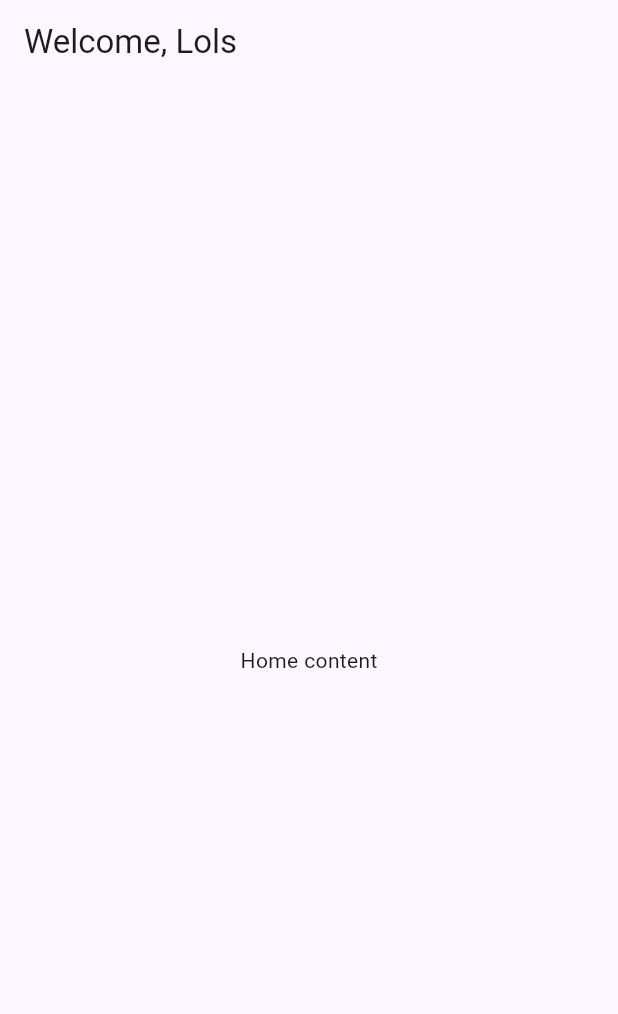
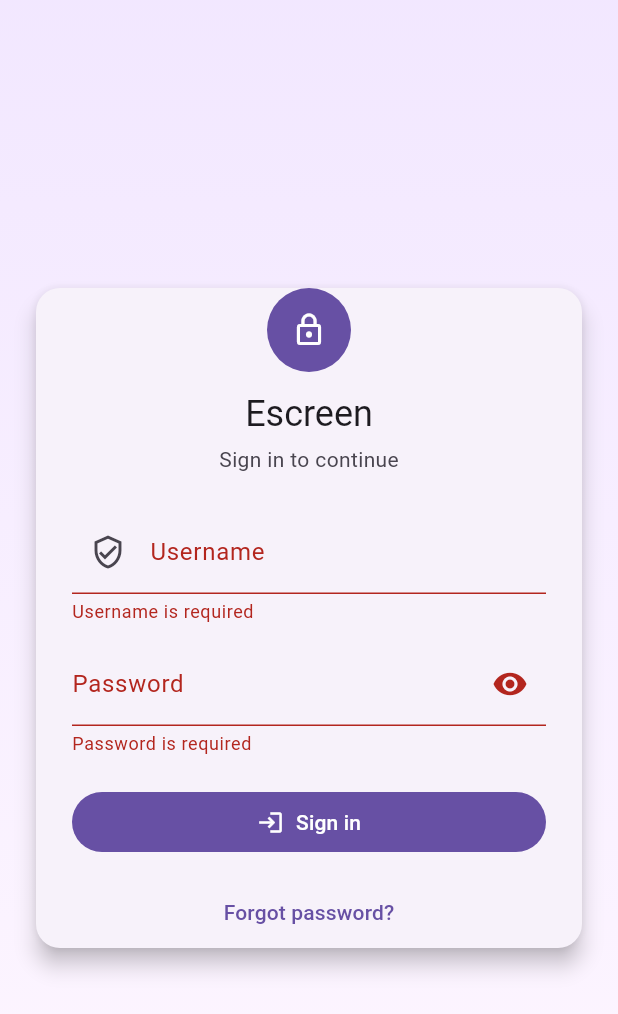
Before and after one commit to abbott-es/Escreen-mobile, a Flutter app: the screen it shows after launch, on a phone screen of 412 x 824 dp. Shown: the top 1014 px of the screen. Run offline on Flutter 3.47's test engine with Material 3 defaults, Android fonts, the phone set to English and light mode, and no system bars; our stand-ins replace dio, flutter_secure_storage, pretty_dio_logger.

Commit message:
@escreen-mobile #Create login screen ft app button

```diff
--- /dev/null
+++ b/lib/components/buttons/app_button.dart
@@ -0,0 +1,216 @@
+import 'dart:async';
+import 'package:flutter/material.dart';
+
+enum AppButtonVariant { filled, tonal, outlined, text }
+
+enum AppButtonSize { sm, md, lg }
+
+class AppButton extends StatefulWidget {
+  const AppButton({
+    super.key,
+    required this.label,
+    this.variant = AppButtonVariant.filled,
+    this.size = AppButtonSize.md,
+    this.fullWidth = false,
+    this.icon,
+    this.trailingIcon,
+    this.onPressed,
+    this.onPressedAsync,
+    this.loading,
+    this.disabled = false,
+    this.tooltip,
+    this.autofocus = false,
+    this.focusNode,
+    this.borderRadius,
+    this.throttle = const Duration(milliseconds: 800),
+    this.enableHaptics = true,
+    this.backgroundColor,
+    this.foregroundColor,
+    this.elevation,
+  });
+
+  final String label;
+  final AppButtonVariant variant;
+  final AppButtonSize size;
+  final bool fullWidth;
+  final Widget? icon;
+  final Widget? trailingIcon;
+  final VoidCallback? onPressed;
+  final Future<void> Function()? onPressedAsync;
+  final bool? loading;
+  final bool disabled;
+  final String? tooltip;
+  final bool autofocus;
+  final FocusNode? focusNode;
+  final BorderRadius? borderRadius;
+  final Duration throttle;
+  final bool enableHaptics;
+  final Color? backgroundColor;
+  final Color? foregroundColor;
+  final double? elevation;
+
+  @override
+  State<AppButton> createState() => _AppButtonState();
+}
+
+class _AppButtonState extends State<AppButton> {
+  bool _internalLoading = false;
+  DateTime _lastTap = DateTime.fromMicrosecondsSinceEpoch(0);
+
+  bool get _isBusy => (widget.loading ?? _internalLoading);
+  bool get _isDisabled =>
+      widget.disabled ||
+      _isBusy ||
+      (widget.onPressed == null && widget.onPressedAsync == null);
+
+  Future<void> _handlePress() async {
+    if (_isDisabled) return;
+
+    final now = DateTime.now();
+    if (now.difference(_lastTap) < widget.throttle) return;
+    _lastTap = now;
+
+    if (widget.enableHaptics) {
+      setState(() => _internalLoading = true);
+      try {
+        await widget.onPressedAsync!.call();
+      } finally {
+        if (mounted) setState(() => _internalLoading = false);
+      }
+    } else {
+      widget.onPressed?.call();
+    }
+  }
+
+  @override
+  Widget build(BuildContext context) {
+    final theme = Theme.of(context);
+    final scheme = theme.colorScheme;
+
+    final (padV, padH, textStyle) = switch (widget.size) {
+      AppButtonSize.sm => (10.0, 14.0, theme.textTheme.labelSmall),
+      AppButtonSize.md => (14.0, 18.0, theme.textTheme.labelMedium),
+      AppButtonSize.lg => (14.0, 18.0, theme.textTheme.labelLarge),
+    };
+
+    final radius = widget.borderRadius ?? BorderRadius.circular(12);
+
+    final (
+      ButtonStyleButton Function({
+        Key? key,
+        required VoidCallback? onPressed,
+        required Widget child,
+      })
+      ctor,
+      ButtonStyle baseStyle,
+    ) = switch (widget.variant) {
+      AppButtonVariant.filled => (
+        ({key, onPressed, required child}) =>
+            FilledButton(onPressed: onPressed, child: child),
+        FilledButton.styleFrom(
+          elevation: widget.elevation,
+          backgroundColor: widget.backgroundColor ?? scheme.primary,
+          foregroundColor: widget.foregroundColor ?? scheme.onPrimary,
+          padding: EdgeInsets.symmetric(vertical: padV, horizontal: padH),
+          textStyle: textStyle,
+          shape: RoundedRectangleBorder(borderRadius: radius),
+        ),
+      ),
+
+      AppButtonVariant.tonal => (
+        ({key, onPressed, required child}) =>
+            FilledButton.tonal(key: key, onPressed: onPressed, child: child),
+        FilledButton.styleFrom(
+          elevation: widget.elevation ?? 0,
+          backgroundColor: widget.backgroundColor ?? scheme.secondaryContainer,
+          foregroundColor:
+              widget.foregroundColor ?? scheme.onSecondaryContainer,
+          padding: EdgeInsets.symmetric(vertical: padV, horizontal: padH),
+          textStyle: textStyle,
+          shape: RoundedRectangleBorder(borderRadius: radius),
+        ),
+      ),
+      AppButtonVariant.outlined => (
+        ({key, onPressed, required child}) =>
+            OutlinedButton(key: key, onPressed: onPressed, child: child),
+        OutlinedButton.styleFrom(
+          side: BorderSide(
+            color: (widget.foregroundColor ?? scheme.primary).withOpacity(0.6),
+          ),
+          foregroundColor: widget.foregroundColor ?? scheme.primary,
+          padding: EdgeInsets.symmetric(vertical: padV, horizontal: padH),
+          textStyle: textStyle,
+          shape: RoundedRectangleBorder(borderRadius: radius),
+        ),
+      ),
+      AppButtonVariant.text => (
+        ({key, onPressed, required child}) =>
+            TextButton(key: key, onPressed: onPressed, child: child),
+        TextButton.styleFrom(
+          foregroundColor: widget.foregroundColor ?? scheme.primary,
+          padding: EdgeInsets.symmetric(vertical: padV, horizontal: padH),
+          textStyle: textStyle,
+          shape: RoundedRectangleBorder(borderRadius: radius),
+        ),
+      ),
+    };
+
+    final child = _buildContent(context, textStyle);
+
+    final button = Tooltip(
+      message: widget.tooltip ?? widget.label,
+      child: ctor(onPressed: _isDisabled ? null : _handlePress, child: child),
+    );
+
+    if (widget.fullWidth) {
+      return SizedBox(width: double.infinity, child: button);
+    }
+
+    return button;
+  }
+
+  Widget _buildContent(BuildContext context, TextStyle? textStyle) {
+    final spinner = SizedBox(
+      width: 18,
+      height: 18,
+      child: CircularProgressIndicator(
+        strokeWidth: 2,
+        valueColor: AlwaysStoppedAnimation<Color>(
+          Theme.of(context).colorScheme.onPrimaryContainer,
+        ),
+      ),
+    );
+
+    final labelText = Flexible(
+      child: Text(widget.label, maxLines: 1, overflow: TextOverflow.ellipsis),
+    );
+
+    final gap = const SizedBox(width: 8);
+
+    if (_isBusy) {
+      return Row(
+        mainAxisSize: MainAxisSize.min,
+        mainAxisAlignment: MainAxisAlignment.center,
+        children: [
+          spinner,
+          gap,
+          Opacity(opacity: 0.0, child: labelText),
+        ],
+      );
+    }
+
+    final children = <Widget>[
+      if (widget.icon != null) widget.icon!,
+      if (widget.icon != null) gap,
+      labelText,
+      if (widget.trailingIcon != null) gap,
+      if (widget.trailingIcon != null) widget.trailingIcon!,
+    ];
+
+    return Row(
+      mainAxisSize: MainAxisSize.min,
+      mainAxisAlignment: MainAxisAlignment.center,
+      children: children,
+    );
+  }
+}
--- a/lib/core/network/http_client.dart
+++ b/lib/core/network/http_client.dart
@@ -38,7 +38,11 @@ class AppHttpClient {
 
     dio.interceptors.add(
       InterceptorsWrapper(
-        onRequest: (opts, handler) {},
+        onRequest: (opts, handler) async {
+          await _injectAuthHeader(opts);
+          _options.onRequest?.call(opts);
+          handler.next(opts);
+        },
         onResponse: (res, handler) {
           _options.onResponse?.call(res);
           handler.next(res);
--- a/lib/core/services/auth/auth_controller.dart
+++ b/lib/core/services/auth/auth_controller.dart
@@ -1,4 +1,3 @@
-import 'dart:developer';
 import 'package:dio/dio.dart';
 import 'package:flutter/foundation.dart';
 import 'package:flutter_application_1/core/api/types.dart';
@@ -10,7 +9,7 @@ import 'auth_service.dart';
 
 class AuthController extends ChangeNotifier implements AuthService {
   final Api api;
-  final AuthTokenStore tokenStore;
+  final AuthTokenStore? tokenStore;
 
   AuthController({required this.api, required this.tokenStore}) {
     _bootstrap();
@@ -46,8 +45,8 @@ class AuthController extends ChangeNotifier implements AuthService {
   }
 
   Future<void> _bootstrap() async {
-    _access = await tokenStore.readAccessToken();
-    _refresh = await tokenStore.readRefreshToken();
+    _access = await tokenStore?.readAccessToken();
+    _refresh = await tokenStore?.readRefreshToken();
     _setAuthFlag(_access != null && _access!.isNotEmpty);
   }
 
@@ -71,7 +70,7 @@ class AuthController extends ChangeNotifier implements AuthService {
       _access = data.response.accessToken;
       _refresh = data.response.refreshToken;
 
-      await tokenStore.writeTokens(
+      await tokenStore?.writeTokens(
         accessToken: _access,
         refreshToken: _refresh,
       );
@@ -95,7 +94,7 @@ class AuthController extends ChangeNotifier implements AuthService {
   Future<void> _clearLocal() async {
     _access = null;
     _refresh = null;
-    await tokenStore.clearTokens();
+    await tokenStore?.clearTokens();
   }
 
   @override
--- a/lib/main.dart
+++ b/lib/main.dart
@@ -1,25 +1,45 @@
 import 'package:flutter/material.dart';
 import 'package:flutter_application_1/core/bootstrap/api_bootstrap.dart';
-import 'router/app_router.dart';
-import 'screens/home_screen.dart';
+import 'package:flutter_application_1/core/services/auth/auth_controller.dart';
+import 'package:flutter_application_1/core/services/auth/auth_provider.dart';
+import 'package:flutter_application_1/screens/hub/hub_screen.dart';
+import 'screens/login_screen.dart';
 
 void main() async {
   WidgetsFlutterBinding.ensureInitialized();
   await initApiLayer();
-  runApp(const MyApp());
+
+  final auth = AuthController(api: api, tokenStore: http.tokenStore);
+
+  runApp(MyApp(auth: auth));
 }
 
 class MyApp extends StatelessWidget {
-  const MyApp({super.key});
+  const MyApp({super.key, required this.auth});
+  final AuthController auth;
 
   @override
   Widget build(BuildContext context) {
-    return MaterialApp(
-      debugShowCheckedModeBanner: false,
-      title: 'Flutter Demo',
-      theme: ThemeData(colorSchemeSeed: Colors.indigo, useMaterial3: true),
-      initialRoute: HomeScreen.route,
-      routes: AppRouter.routes,
+    return AuthProvider(
+      controller: auth,
+      child: MaterialApp(
+        debugShowCheckedModeBanner: false,
+        home: const AuthGate(),
+      ),
     );
   }
 }
+
+class AuthGate extends StatelessWidget {
+  const AuthGate({super.key});
+
+  @override
+  Widget build(BuildContext context) {
+    final auth = AuthProvider.of(context);
+    return ValueListenableBuilder<bool>(
+      valueListenable: auth.isAuthenticatedListenable,
+      builder: (_, authed, __) =>
+          authed ? const HubScreen() : const LoginScreen(),
+    );
+  }
+}
--- a/lib/router/app_router.dart
+++ b/lib/router/app_router.dart
@@ -1,8 +1,8 @@
 import 'package:flutter/material.dart';
-import '../screens/home_screen.dart';
+import 'package:flutter_application_1/screens/hub/hub_screen.dart';
 
 class AppRouter {
   static final Map<String, WidgetBuilder> routes = {
-    HomeScreen.route: (_) => const HomeScreen(),
+    HubScreen.route: (_) => const HubScreen(),
   };
 }
--- a/lib/screens/home_screen.dart
+++ /dev/null
@@ -1,32 +0,0 @@
-import 'package:flutter/material.dart';
-import '../components/layout/app_layout.dart';
-
-Future<String> fetchSomething() async {
-  await Future.delayed(const Duration(milliseconds: 600));
-  return 'Lols';
-}
-
-class HomeScreen extends StatelessWidget {
-  static const route = '/';
-  const HomeScreen({super.key});
-
-  @override
-  Widget build(BuildContext context) {
-    return FutureBuilder<String>(
-      future: fetchSomething(),
-      builder: (context, snapshot) {
-        final title = switch (snapshot.connectionState) {
-          ConnectionState.waiting => 'Loading…',
-          _ when snapshot.hasError => 'Error',
-          _ => 'Welcome, ${snapshot.data}',
-        };
-
-        return AppLayout(
-          appBar: AppBar(title: Text(title)),
-          body: const Center(child: Text('Home content')),
-          bottomActions: [],
-        );
-      },
-    );
-  }
-}
--- /dev/null
+++ b/lib/screens/hub/hub_screen.dart
@@ -0,0 +1,16 @@
+import 'package:flutter/material.dart';
+import '../../components/layout/app_layout.dart';
+
+class HubScreen extends StatelessWidget {
+  static const route = '/hub';
+  const HubScreen({super.key});
+
+  @override
+  Widget build(BuildContext context) {
+    return AppLayout(
+      appBar: AppBar(title: Text('Hub')),
+      body: const Center(child: Text('Hub content')),
+      bottomActions: [],
+    );
+  }
+}
--- /dev/null
+++ b/lib/screens/login_screen.dart
@@ -0,0 +1,173 @@
+import 'package:flutter/material.dart';
+import 'package:flutter_application_1/components/buttons/app_button.dart';
+import 'package:flutter_application_1/components/forms/app_password_field.dart';
+import 'package:flutter_application_1/components/forms/app_text_field.dart';
+import 'package:flutter_application_1/components/forms/validators.dart';
+import 'package:flutter_application_1/core/api/types.dart';
+import 'package:flutter_application_1/core/services/auth/auth_provider.dart';
+
+Future<String> fetchSomething() async {
+  await Future.delayed(const Duration(milliseconds: 600));
+  return 'Lols';
+}
+
+class LoginScreen extends StatefulWidget {
+  const LoginScreen({super.key});
+
+  @override
+  State<LoginScreen> createState() => _LoginScreenState();
+}
+
+class _LoginScreenState extends State<LoginScreen> {
+  final _formKey = GlobalKey<FormState>();
+  final _unameCtrl = TextEditingController();
+  final _passCtrl = TextEditingController();
+
+  final _usernameFocus = FocusNode();
+  final _passFocus = FocusNode();
+
+  @override
+  void dispose() {
+    _unameCtrl.dispose();
+    _passCtrl.dispose();
+    _usernameFocus.dispose();
+    _passFocus.dispose();
+    super.dispose();
+  }
+
+  Future<void> _submit() async {
+    final auth = AuthProvider.of(context);
+    FocusScope.of(context).unfocus();
+    if (!(_formKey.currentState?.validate() ?? false)) return;
+
+    final userName = _unameCtrl.text.trim();
+    final password = _passCtrl.text;
+
+    try {
+      await auth.login(
+        options: LoginOptions(userName: userName, password: password),
+      );
+    } catch (e) {
+      if (!mounted) return;
+      ScaffoldMessenger.of(
+        context,
+      ).showSnackBar(SnackBar(content: Text('Login failed $e')));
+    }
+  }
+
+  @override
+  Widget build(BuildContext context) {
+    final auth = AuthProvider.of(context);
+    final theme = Theme.of(context);
+    final scheme = theme.colorScheme;
+
+    return Scaffold(
+      body: Container(
+        decoration: BoxDecoration(
+          gradient: LinearGradient(
+            colors: [
+              scheme.primaryContainer.withOpacity(0.6),
+              scheme.surface.withOpacity(0.6),
+            ],
+            begin: Alignment.topCenter,
+            end: Alignment.bottomCenter,
+          ),
+        ),
+        alignment: Alignment.center,
+        child: ConstrainedBox(
+          constraints: const BoxConstraints(maxWidth: 480),
+          child: Card(
+            elevation: 6,
+            margin: const EdgeInsets.symmetric(horizontal: 24),
+            shape: RoundedRectangleBorder(
+              borderRadius: BorderRadius.circular(16),
+            ),
+            child: Padding(
+              padding: const EdgeInsets.symmetric(horizontal: 24),
+              child: Form(
+                key: _formKey,
+                autovalidateMode: AutovalidateMode.onUserInteraction,
+                child: Column(
+                  mainAxisSize: MainAxisSize.min,
+                  children: [
+                    CircleAvatar(
+                      radius: 28,
+                      backgroundColor: scheme.primary,
+                      child: Icon(Icons.lock_outline, color: scheme.onPrimary),
+                    ),
+                    const SizedBox(height: 12),
+                    Text('Escreen', style: theme.textTheme.headlineSmall),
+                    const SizedBox(height: 4),
+                    Text(
+                      'Sign in to continue',
+                      style: theme.textTheme.bodyMedium?.copyWith(
+                        color: scheme.onSurfaceVariant,
+                      ),
+                    ),
+                    const SizedBox(height: 24),
+                    AppTextField(
+                      label: 'Username',
+                      hint: '(e.g., John Doe)',
+                      controller: _unameCtrl,
+                      focusNode: _usernameFocus,
+                      textInputAction: TextInputAction.next,
+                      keyboardType: TextInputType.name,
+                      textCapitalization: TextCapitalization.none,
+                      prefixIcon: const Icon(Icons.verified_user_outlined),
+                      validator: vAll<String>([
+                        vRequired(message: 'Username is required'),
+                      ]),
+                      autofillHints: const [AutofillHints.username],
+                      onSubmitted: (_) => _passFocus.requestFocus(),
+                    ),
+                    const SizedBox(height: 12),
+                    AppPasswordField(
+                      label: 'Password',
+                      controller: _passCtrl,
+                      focusNode: _passFocus,
+                      textInputAction: TextInputAction.done,
+                      validator: vAll<String>([
+                        vRequired(message: 'Password is required'),
+                      ]),
+                      onSubmitted: (_) => _submit(),
+                    ),
+                    const SizedBox(height: 20),
+                    AppButton(
+                      label: 'Sign in',
+                      variant: AppButtonVariant.filled,
+                      size: AppButtonSize.lg,
+                      fullWidth: true,
+                      icon: const Icon(Icons.login),
+                      onPressedAsync: _submit,
+                      loading: auth.loading,
+                    ),
+                    const SizedBox(height: 12),
+                    Row(
+                      mainAxisAlignment: MainAxisAlignment.center,
+                      children: [
+                        TextButton(
+                          onPressed: auth.loading
+                              ? null
+                              : () =>
+                                    ScaffoldMessenger.of(context).showSnackBar(
+                                      const SnackBar(
+                                        content: Text('Forgot password tapped'),
+                                      ),
+                                    ),
+                          child: const Text('Forgot password?'),
+                        ),
+                      ],
+                    ),
+                    MediaQuery.of(context).viewInsets.bottom > 0
+                        ? const SizedBox(height: 8)
+                        : const SizedBox(height: 0),
+                  ],
+                ),
+              ),
+            ),
+          ),
+        ),
+      ),
+    );
+  }
+}
```
Also changed, not shown: 1 other file.
